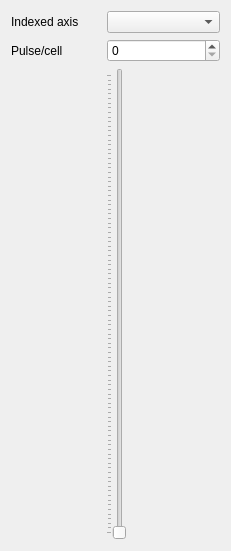
Old version of the form src/pythonGui/karabogui/controllers/display/frame_slider.ui in the repository European-XFEL/Karabo.
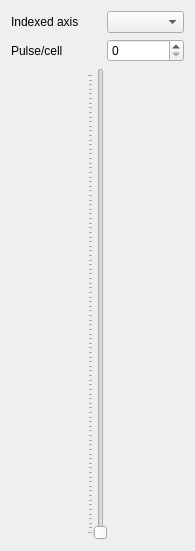
New version of the form.

Commit message: GUI: Fix Frameslider SizePolicy

Diff of the .ui file:
```diff
--- a/src/pythonGui/karabogui/controllers/display/frame_slider.ui
+++ b/src/pythonGui/karabogui/controllers/display/frame_slider.ui
@@ -6,7 +6,7 @@
    <rect>
     <x>0</x>
     <y>0</y>
-    <width>231</width>
+    <width>195</width>
     <height>551</height>
    </rect>
   </property>
@@ -37,6 +37,12 @@
      </item>
      <item>
       <widget class="QComboBox" name="cb_axis">
+       <property name="minimumSize">
+        <size>
+         <width>60</width>
+         <height>0</height>
+        </size>
+       </property>
        <property name="toolTip">
         <string>Sets the axis over which the cell/pulse indexing is performed</string>
        </property>
@@ -66,7 +72,14 @@
       </widget>
      </item>
      <item>
-      <widget class="QSpinBox" name="sb_cell"/>
+      <widget class="QSpinBox" name="sb_cell">
+       <property name="minimumSize">
+        <size>
+         <width>60</width>
+         <height>0</height>
+        </size>
+       </property>
+      </widget>
      </item>
     </layout>
    </item>
@@ -77,6 +90,9 @@
        <property name="orientation">
         <enum>Qt::Horizontal</enum>
        </property>
+       <property name="sizeType">
+        <enum>QSizePolicy::Minimum</enum>
+       </property>
        <property name="sizeHint" stdset="0">
         <size>
          <width>40</width>
@@ -103,6 +119,9 @@
        <property name="orientation">
         <enum>Qt::Horizontal</enum>
        </property>
+       <property name="sizeType">
+        <enum>QSizePolicy::Minimum</enum>
+       </property>
        <property name="sizeHint" stdset="0">
         <size>
          <width>40</width>
```
